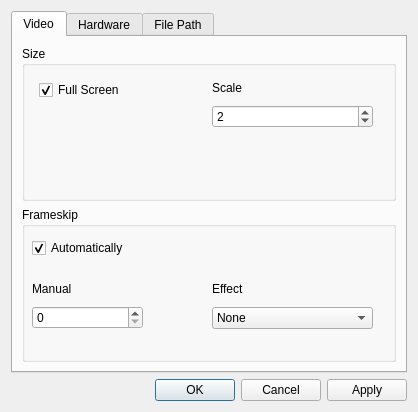
Before: the Qt Designer form ui/settings.ui in junixbr/lorena, drawn with Qt 5.
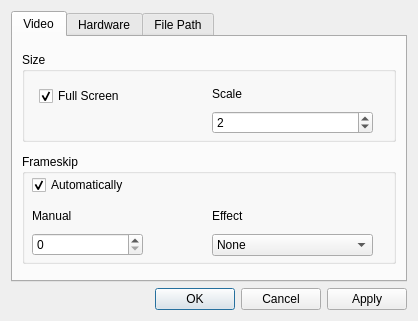
After: the same form once the commit is applied. Icons and pictures are not drawn.

Commit message: Implement settings window and fix a few bugs.

What changed in the file:
```diff
--- a/ui/settings.ui
+++ b/ui/settings.ui
@@ -7,7 +7,7 @@
     <x>0</x>
     <y>0</y>
     <width>418</width>
-    <height>412</height>
+    <height>321</height>
    </rect>
   </property>
   <property name="windowTitle">
@@ -36,6 +36,12 @@
       <layout class="QVBoxLayout" name="verticalLayout">
        <item>
         <widget class="QGroupBox" name="groupBox">
+         <property name="maximumSize">
+          <size>
+           <width>16777215</width>
+           <height>90</height>
+          </size>
+         </property>
          <property name="title">
           <string>Size</string>
          </property>
@@ -61,7 +67,7 @@
            <bool>true</bool>
           </property>
          </widget>
-         <widget class="QWidget" name="">
+         <widget class="QWidget" name="layoutWidget">
           <property name="geometry">
            <rect>
             <x>190</x>
@@ -95,6 +101,12 @@
        </item>
        <item>
         <widget class="QGroupBox" name="groupBox_2">
+         <property name="maximumSize">
+          <size>
+           <width>16777215</width>
+           <height>110</height>
+          </size>
+         </property>
          <property name="title">
           <string>Frameskip</string>
          </property>
@@ -102,7 +114,7 @@
           <property name="geometry">
            <rect>
             <x>10</x>
-            <y>30</y>
+            <y>20</y>
             <width>125</width>
             <height>22</height>
            </rect>
@@ -114,11 +126,11 @@
            <bool>true</bool>
           </property>
          </widget>
-         <widget class="QWidget" name="">
+         <widget class="QWidget" name="layoutWidget">
           <property name="geometry">
            <rect>
             <x>190</x>
-            <y>70</y>
+            <y>50</y>
             <width>161</width>
             <height>52</height>
            </rect>
@@ -167,11 +179,11 @@
            </item>
           </layout>
          </widget>
-         <widget class="QWidget" name="">
+         <widget class="QWidget" name="layoutWidget">
           <property name="geometry">
            <rect>
             <x>10</x>
-            <y>70</y>
+            <y>50</y>
             <width>111</width>
             <height>52</height>
            </rect>
```
Left out of the diff: 82 changed lines with no effect on the pictures. The commit also changes 1 other file.
